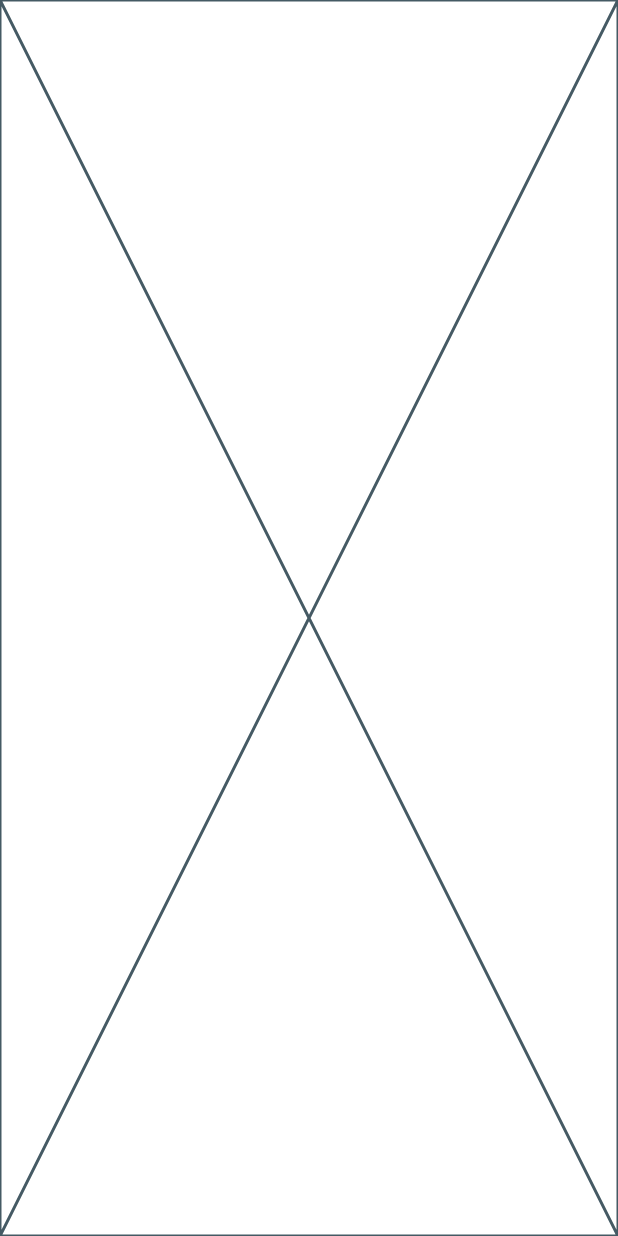
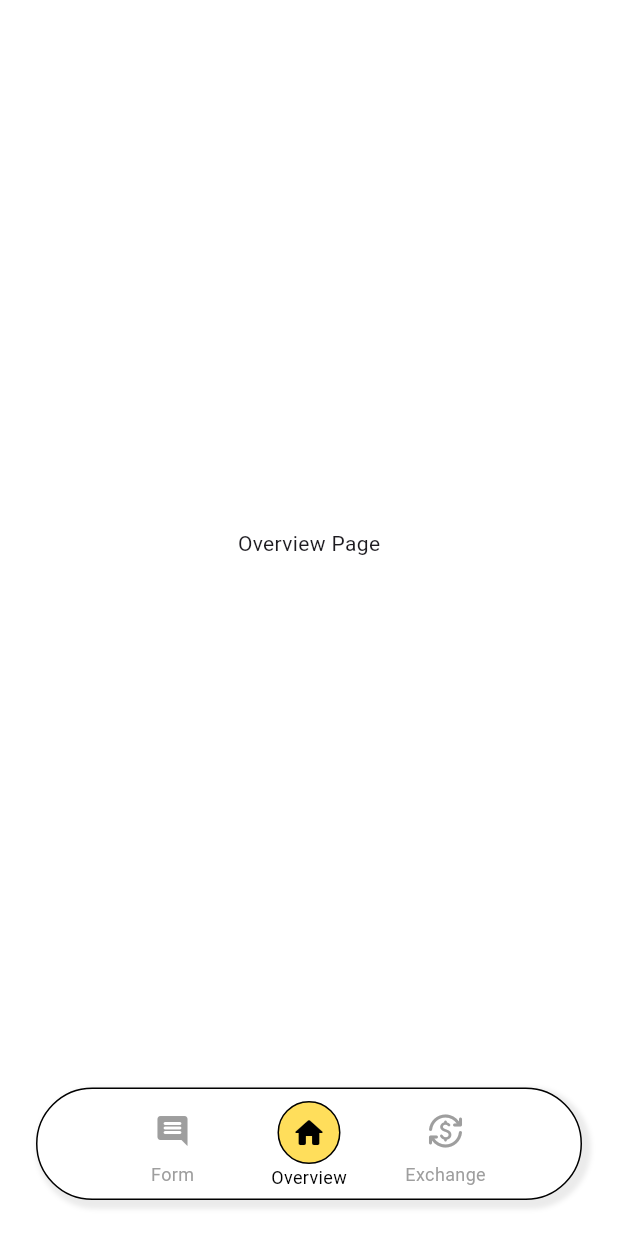
Before and after one commit to Riandec/income-expense-tracker, a Flutter app: the screen it shows after launch, on a phone screen of 412 x 824 dp. Run offline on Flutter 3.47's test engine with Material 3 defaults, Android fonts, the phone set to English and light mode, and no system bars; our stand-ins replace firebase_core; accounts and stored records are empty.

Commit message:
Update form

```diff
--- a/lib/main.dart
+++ b/lib/main.dart
@@ -1,6 +1,8 @@
 import 'package:flutter/material.dart';
 import 'package:firebase_core/firebase_core.dart';
+import 'package:income_expense_tracker/screens/overview_page.dart';
 import 'firebase_options.dart';
+import 'screens/form_page.dart';
 
 void main() async {
   WidgetsFlutterBinding.ensureInitialized();
@@ -30,6 +32,6 @@ class MyWidget extends StatelessWidget {
 
   @override
   Widget build(BuildContext context) {
-    return const Placeholder();
+    return const OverviewPage();
   }
 }
--- /dev/null
+++ b/lib/screens/overview_page.dart
@@ -0,0 +1,109 @@
+import 'package:flutter/material.dart';
+import 'package:income_expense_tracker/screens/form_page.dart';
+import 'package:income_expense_tracker/screens/exchange_page.dart';
+
+class OverviewPage extends StatefulWidget {
+  const OverviewPage({super.key});
+
+  @override
+  State<OverviewPage> createState() => _OverviewPageState();
+}
+
+class _OverviewPageState extends State<OverviewPage> {
+  int selectedIndex = 1;
+  List<IconData> navIcons = [
+    Icons.insert_comment_rounded,
+    Icons.home_rounded,
+    Icons.currency_exchange_rounded
+  ];
+  List<String> navTitles = [
+    'Form',
+    'Overview',
+    'Exchange'
+  ];
+
+  @override
+  Widget build(BuildContext context) {
+    List<Widget> _pages = [
+      FormPage(),
+      _buildOverview(),
+      ExchangePage(),
+    ];
+
+    return Scaffold(
+      backgroundColor: Colors.transparent,
+      bottomNavigationBar: _navBar(),
+      body: _pages[selectedIndex]
+    );
+  }
+
+  Widget _buildOverview() {
+    return Center(
+      child: Text('Overview Page')
+    );
+  }
+
+  // Custom bottom navigation bar
+  Widget _navBar() {
+    return Container(
+      width: 320,
+      height: 75,
+      margin: EdgeInsets.only(right: 24, left: 24, bottom: 24),
+      decoration: BoxDecoration(
+        color: Colors.white,
+        borderRadius: BorderRadius.circular(50),
+        border: Border.all(color: Colors.black),
+        boxShadow: [
+          BoxShadow(
+            color: Colors.black.withAlpha(20),
+            blurRadius: 2,
+            offset: Offset(3, 3),
+            spreadRadius: 3
+          )
+        ]
+      ),
+      child: Row(
+        crossAxisAlignment: CrossAxisAlignment.center,
+        mainAxisAlignment: MainAxisAlignment.center,
+        children: navIcons.map((icon) {
+          int index = navIcons.indexOf(icon);
+          bool isSelected = selectedIndex == index;
+          return Material(
+            color: Colors.transparent,
+            child: GestureDetector(
+              onTap: () {
+                setState(() {
+                  selectedIndex = index;
+                });
+              },
+              child: Column(
+                children: [
+                  Container(
+                    alignment: Alignment.center,
+                    margin: EdgeInsets.only(top: 8, bottom: 0, left: 25, right: 25),
+                    padding: EdgeInsets.all(8),
+                    decoration: isSelected
+                      ? BoxDecoration(
+                          shape: BoxShape.circle,
+                          color: Color.fromRGBO(255, 222, 91, 1),
+                          border: Border.all(color: Colors.black)
+                        )
+                      : null,
+                    child: Icon(icon, color: isSelected ? Colors.black : Colors.grey),
+                  ),
+                  Text(
+                    navTitles[index],
+                    style: TextStyle(
+                      color: isSelected ? Colors.black : Colors.grey,
+                      fontSize: 12
+                    ),
+                  ),
+                ],
+              )
+            )
+          );
+        }).toList(),
+      )
+    );
+  }
+}
--- a/pubspec.yaml
+++ b/pubspec.yaml
@@ -36,6 +36,7 @@ dependencies:
   cupertino_icons: ^1.0.8
   cloud_firestore: ^6.1.0
   firebase_core: ^4.2.1
+  intl: ^0.20.2
 
 dev_dependencies:
   flutter_test:
```
Also changed, not shown: lib/screens/exchange_page.dart (added, +19 -0 lines), lib/screens/form_page.dart (added, +272 -0 lines), pubspec.lock.
